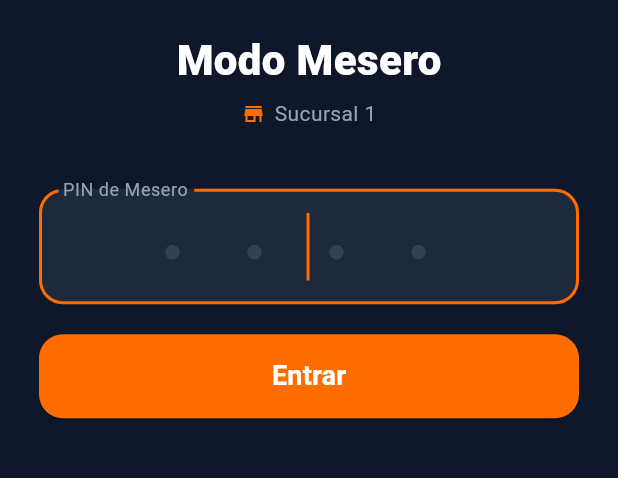
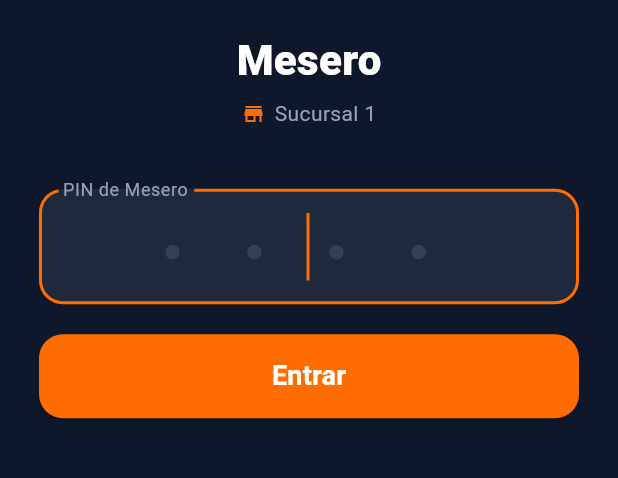
Before and after one commit to gorditasmh2020rigoberto/restaurant, a Flutter app: the MeseroLoginView screen opened by its route, on a phone screen of 412 x 824 dp, the part 466-944 px from its top. Run offline on Flutter 3.47's test engine with Material 3 defaults, Android fonts, the phone set to English and light mode, and no system bars; our stand-ins replace audioplayers, image_picker, pdf, printing, shared_preferences, supabase_flutter; missing offline and left inert: dart:html, dart:js, dart:ui_web; accounts and stored records are empty; key blocks and very long unbroken strings in the code were emptied for the run.

Commit message:
Remove "Modo" prefix from mesero login title
Co-Authored-By: Claude Sonnet 4.6 <noreply@anthropic.com>

```diff
--- a/lib/views/mesero_login_view.dart
+++ b/lib/views/mesero_login_view.dart
@@ -79,7 +79,7 @@ class _MeseroLoginViewState extends State<MeseroLoginView> {
                 ),
                 const SizedBox(height: 20),
                 const Text(
-                  'Modo Mesero',
+                  'Mesero',
                   style: TextStyle(
                       fontSize: 28,
                       fontWeight: FontWeight.w900,
```
